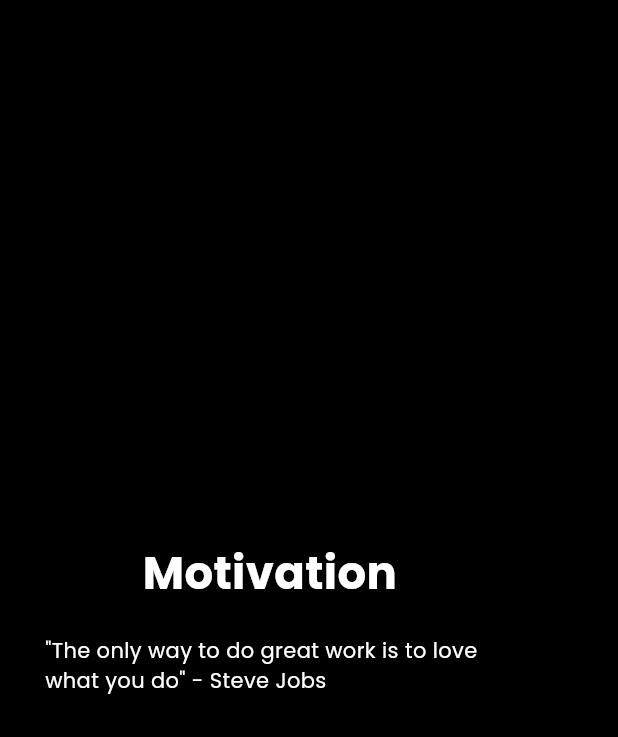
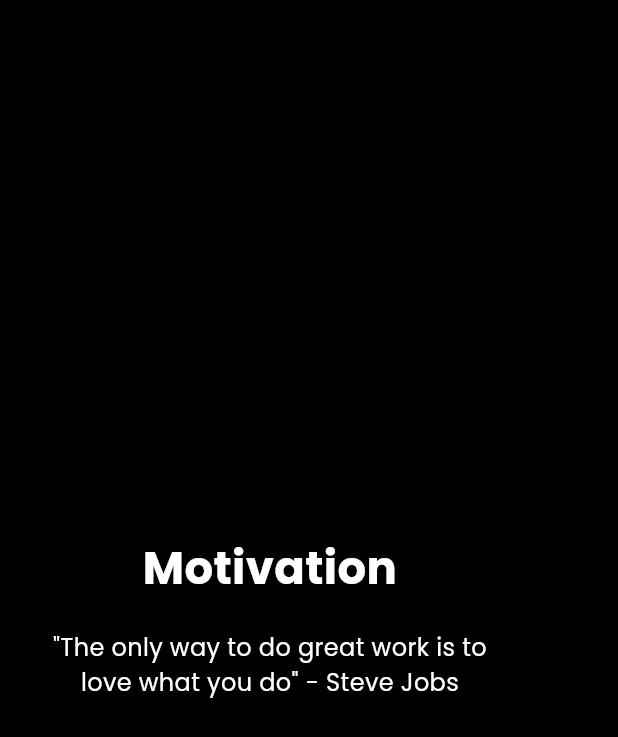
Before and after one commit to tanushreerjb/Wellness-App, a Flutter app: the QuotePage screen opened directly, on a phone screen of 412 x 824 dp. Shown: the top 737 px of the screen. Run offline on Flutter 3.47's test engine with Material 3 defaults, Android fonts, the phone set to English and light mode, and no system bars; our stand-ins replace cloud_firestore, dio, dotted_border, email_validator, firebase_auth, firebase_core and 4 more; missing offline and left inert: show_hide_password; accounts and stored records are empty.

Commit message:
Load Quotes based on Category

```diff
--- a/lib/features/users/customer/screens/quote.dart
+++ b/lib/features/users/customer/screens/quote.dart
@@ -1,9 +1,12 @@
+import 'dart:developer';
+import 'dart:math' hide log;
 import 'package:flutter/material.dart';
 import 'package:hugeicons/hugeicons.dart';
+import '../../../service/firestore_service.dart';
 
 class QuotePage extends StatefulWidget {
-  final String ? categoryFilter;
-  const QuotePage({super.key,this.categoryFilter});
+  final String? categoryFilter;
+  const QuotePage({super.key, this.categoryFilter});
 
   @override
   State<QuotePage> createState() => _QuotePageState();
@@ -11,6 +14,48 @@
 
 class _QuotePageState extends State<QuotePage> {
   bool isChecked = false;
+  bool isLoading = true;
+  Map<String, dynamic>? currentQuote;
+
+  @override
+  void initState() {
+    super.initState();
+    loadQuote();
+  }
+
+  Future<void> loadQuote() async {
+    setState(() {
+      isLoading = true;
+    });
+
+    try {
+      if (widget.categoryFilter != null) {
+        final quotes = await FireStoreService().getQuotesByCategory(
+          categoryName: widget.categoryFilter!,
+        );
+
+        setState(() {
+          if (quotes.isNotEmpty) {
+            // Display random quote from category
+            final random = Random();
+            final randomIndex = random.nextInt(quotes.length);
+            currentQuote = quotes[randomIndex];
+          }
+          isLoading = false;
+        });
+      } else {
+        setState(() {
+          isLoading = false;
+        });
+      }
+    } catch (e) {
+      log('Error loading quote: $e');
+      setState(() {
+        isLoading = false;
+        currentQuote = null;
+      });
+    }
+  }
 
   @override
   Widget build(BuildContext context) {
@@ -28,16 +73,21 @@
 
     return Scaffold(
       backgroundColor: Colors.black,
-      body: Column(
-        spacing: 20, //equal spacing of 10
+      body: isLoading
+          ? Center(
+        child: CircularProgressIndicator(
+          color: Colors.white,
+        ),
+      )
+          : Column(
+        spacing: 20,
         crossAxisAlignment: CrossAxisAlignment.center,
         mainAxisAlignment: MainAxisAlignment.center,
         children: [
-
           SizedBox(
             width: 360,
             child: Text(
-              'Motivation',
+              widget.categoryFilter ?? 'Motivation',
               textAlign: TextAlign.center,
               style: TextStyle(
                 fontSize: 30,
@@ -47,20 +97,19 @@
               ),
             ),
           ),
-
           SizedBox(
             width: 300,
             child: Text(
-              '"The only way to do great work is to love what you do" - Steve Jobs',
+              currentQuote != null
+                  ? '"${currentQuote!['quoteText']}" - ${currentQuote!['authorName']}'
+                  : '"The only way to do great work is to love what you do" - Steve Jobs',
+              textAlign: TextAlign.center,
+              style: TextStyle(
+                color: Colors.white,
+                fontSize: 16,
+              ),
             ),
           ),
-
-          /*Positioned(
-            left: 10,
-            top: 100,
-            child: Text('Hello'),
-          )*/
-
         ],
       ),
     );
```
Also changed, not shown: lib/features/service/firestore_service.dart (+2 -51 lines).
